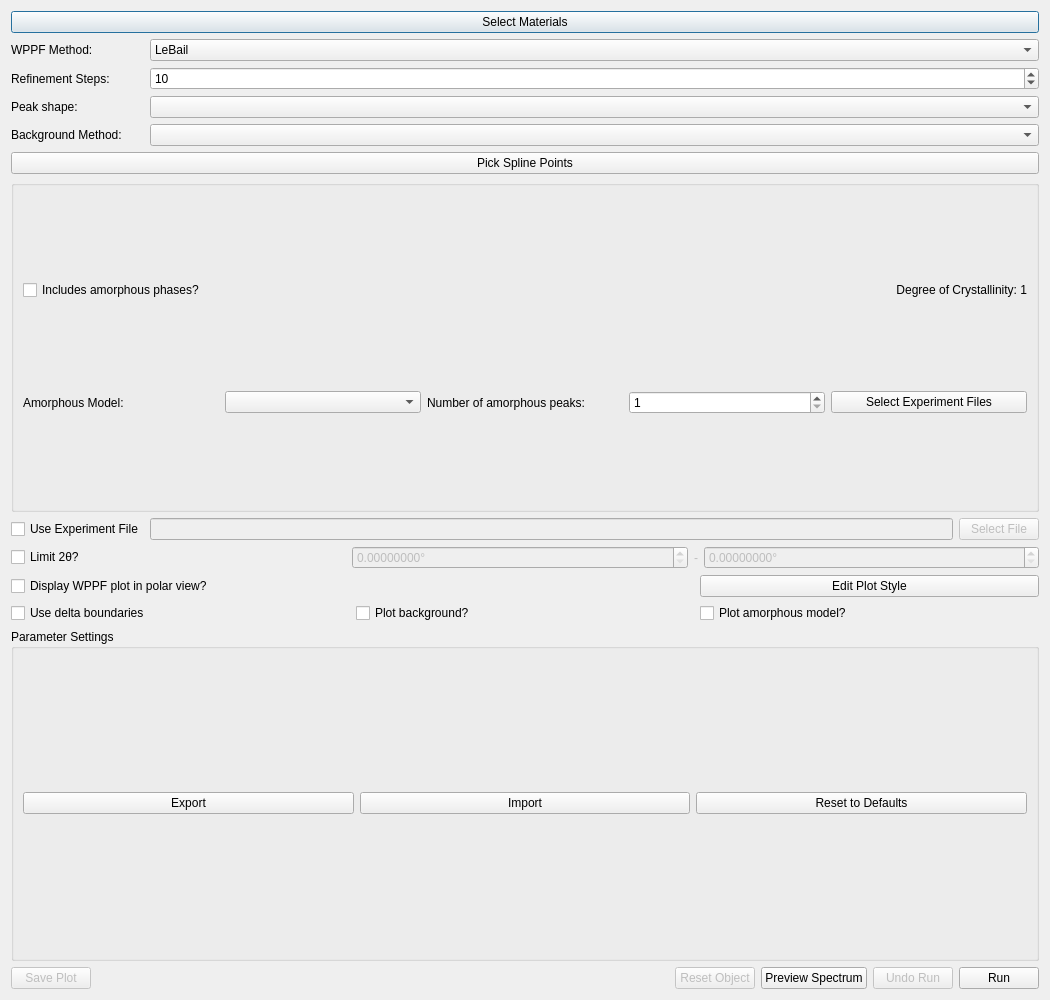
Old version of the form hexrdgui/resources/ui/wppf_options_dialog.ui in the repository HEXRD/hexrdgui.
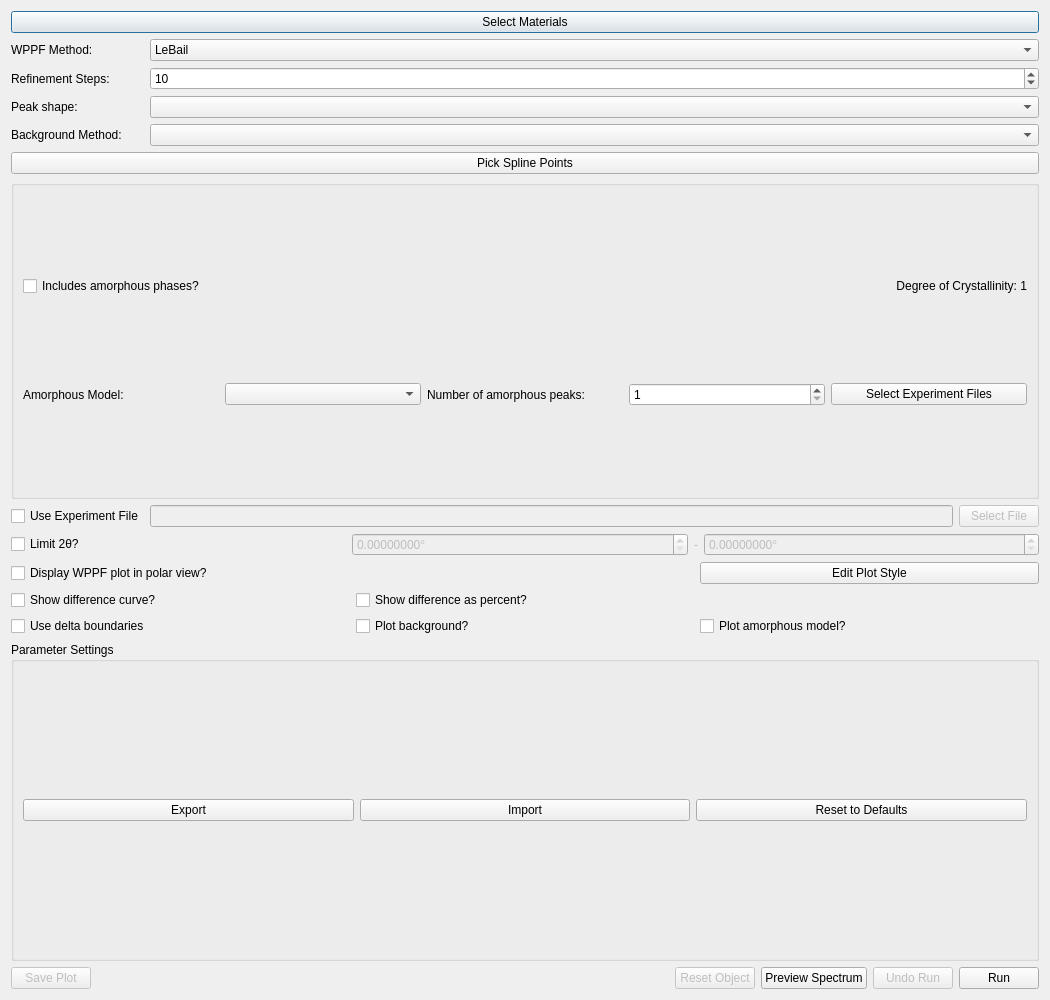
New version of the form. Icons and pictures are not drawn. Custom widgets are drawn as their Qt base class.

Commit message:
Add ability to display WPPF difference plot
This adds the ability to display a difference plot between the WPPF
curve and the azimuthal lineout as a separate plot at the bottom of
the polar view canvas.

The difference plot can be displayed as either absolute difference (default)
or a percent difference.

The difference plot is also exported with the WPPF data when an export
is performed.

Fixes: #852

Patch:
```diff
--- a/hexrdgui/resources/ui/wppf_options_dialog.ui
+++ b/hexrdgui/resources/ui/wppf_options_dialog.ui
@@ -197,17 +197,7 @@
    </item>
    <item row="15" column="0" colspan="3">
     <layout class="QGridLayout" name="gridLayout_3">
-     <item row="1" column="2">
-      <widget class="QCheckBox" name="plot_amorphous">
-       <property name="toolTip">
-        <string>&lt;html&gt;&lt;head/&gt;&lt;body&gt;&lt;p&gt;Include plot of amorphous model (default: red line) in the lineout.&lt;/p&gt;&lt;p&gt;The style of the amorphous model plot can be edited by clicking &amp;quot;Edit Plot Style&amp;quot;.&lt;/p&gt;&lt;/body&gt;&lt;/html&gt;</string>
-       </property>
-       <property name="text">
-        <string>Plot amorphous model?</string>
-       </property>
-      </widget>
-     </item>
-     <item row="1" column="1">
+     <item row="2" column="1">
       <widget class="QCheckBox" name="plot_background">
        <property name="toolTip">
         <string>&lt;html&gt;&lt;head/&gt;&lt;body&gt;&lt;p&gt;Include plot of the background (default: red dashed line) in the lineout.&lt;/p&gt;&lt;p&gt;The style of the background plot can be edited by clicking &amp;quot;Edit Plot Style&amp;quot;.&lt;/p&gt;&lt;/body&gt;&lt;/html&gt;</string>
@@ -217,10 +207,13 @@
        </property>
       </widget>
      </item>
-     <item row="1" column="0">
-      <widget class="QCheckBox" name="delta_boundaries">
+     <item row="2" column="2">
+      <widget class="QCheckBox" name="plot_amorphous">
+       <property name="toolTip">
+        <string>&lt;html&gt;&lt;head/&gt;&lt;body&gt;&lt;p&gt;Include plot of amorphous model (default: red line) in the lineout.&lt;/p&gt;&lt;p&gt;The style of the amorphous model plot can be edited by clicking &amp;quot;Edit Plot Style&amp;quot;.&lt;/p&gt;&lt;/body&gt;&lt;/html&gt;</string>
+       </property>
        <property name="text">
-        <string>Use delta boundaries</string>
+        <string>Plot amorphous model?</string>
        </property>
       </widget>
      </item>
@@ -238,6 +231,27 @@
        </property>
       </widget>
      </item>
+     <item row="2" column="0">
+      <widget class="QCheckBox" name="delta_boundaries">
+       <property name="text">
+        <string>Use delta boundaries</string>
+       </property>
+      </widget>
+     </item>
+     <item row="1" column="0">
+      <widget class="QCheckBox" name="show_difference_curve">
+       <property name="text">
+        <string>Show difference curve?</string>
+       </property>
+      </widget>
+     </item>
+     <item row="1" column="1">
+      <widget class="QCheckBox" name="show_difference_as_percent">
+       <property name="text">
+        <string>Show difference as percent?</string>
+       </property>
+      </widget>
+     </item>
     </layout>
    </item>
    <item row="19" column="0" colspan="3">
```
Left out of the diff: 2 changed lines with no effect on the pictures. The commit also changes 4 other files.
